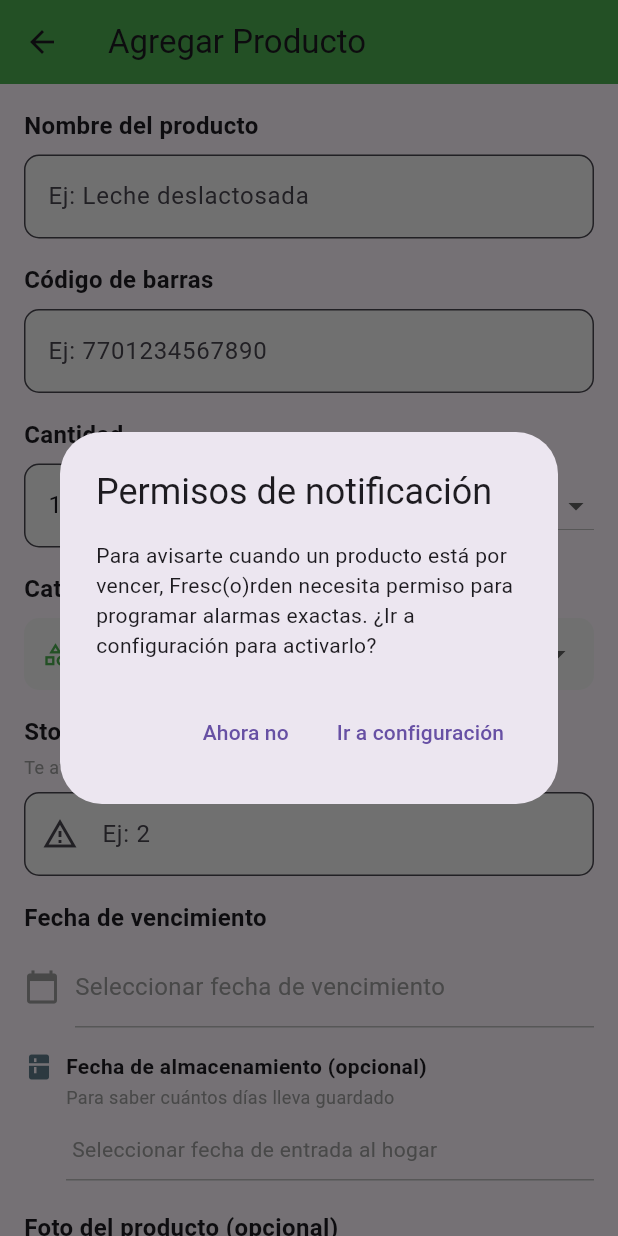
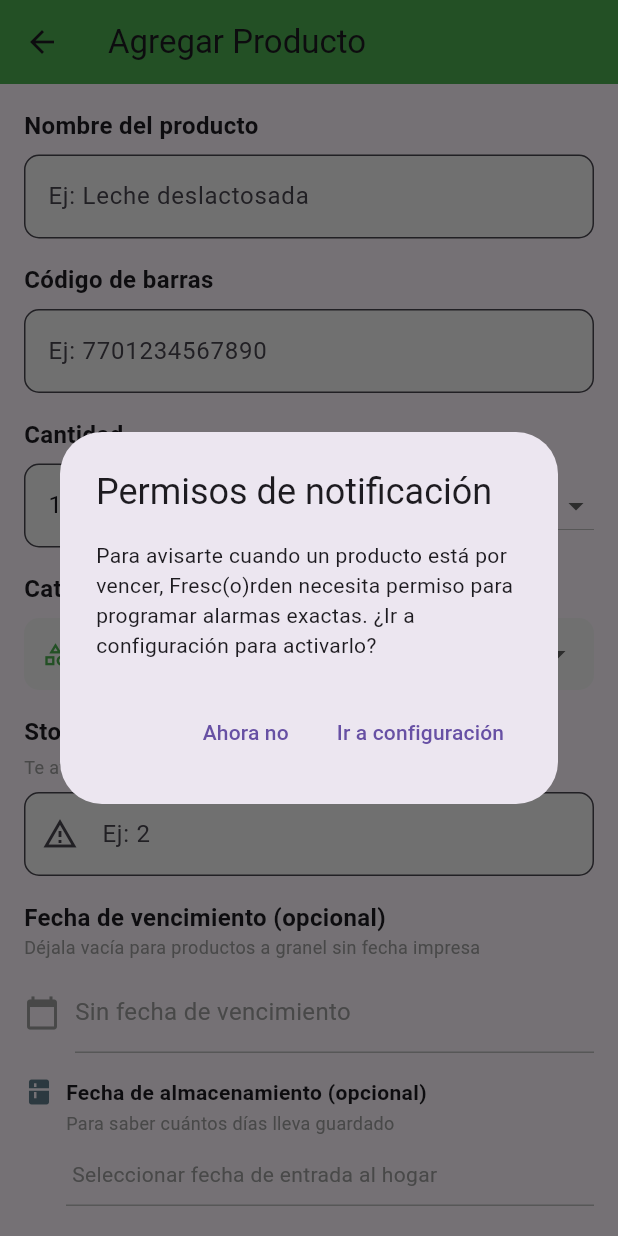
Before and after one commit to AySuvx/Frescorden-App, a Flutter app: the AddProductScreen screen opened directly with empty values, on a phone screen of 412 x 824 dp. Run offline on Flutter 3.47's test engine with Material 3 defaults, Android fonts, the phone set to English and light mode, and no system bars; our stand-ins replace cloud_firestore, device_info_plus, firebase_auth, firebase_core, fl_chart, flutter_local_notifications and 7 more; missing offline and left inert: android_alarm_manager_plus, android_intent_plus; accounts and stored records are empty.

Commit message:
feat(product): fecha de vencimiento opcional para registro a granel
Product/ProductModel ya declaraban expirationDate como DateTime? (nada que
cambiar ahi) - la restriccion real vivia en la validacion de
AddProductScreen, que bloqueaba el guardado sin fecha para TODO producto.

- add_product_screen.dart: quita la validacion obligatoria; guarda de
  '_scheduleNotification(name, _expiryDate!)' (crasheaba con fecha nula)
  a un guard 'if (_expiryDate != null)'. Etiqueta del campo pasa a
  'Fecha de vencimiento (opcional)' con nota explicativa, y agrega boton
  para limpiar la fecha ya elegida (mismo patron que el campo entryDate).
- productos_screen.dart: 'Expira en: 0 dias' era enganoso para productos
  sin fecha (el campo ausente se interpretaba como 'vence hoy'). Ahora
  daysRemaining es int? y sin fecha muestra 'Sin fecha de vencimiento'
  en gris neutro en vez de una alerta de vencimiento falsa.

flutter analyze sin issues; flutter test 4/4 passed.

Co-Authored-By: Claude Sonnet 5 <noreply@anthropic.com>
Claude-Session: https://claude.ai/code/session_01R1jHz88kLi7u5awXm4ZvNr

```diff
--- a/lib/screens/add_product_screen.dart
+++ b/lib/screens/add_product_screen.dart
@@ -1,11 +1,11 @@
 // lib/screens/add_product_screen.dart
 //
-// FASE 2 — Clean Architecture:
+// Clean Architecture:
 // El método _guardarProducto ya no accede a FirebaseFirestore.instance.
 // Delega el upsert a ProductProvider.saveProduct(), que centraliza
 // la lógica de "crear o acumular" en un solo lugar.
-// Todo lo demás (notificaciones, imagen, cámara, permisos) permanece.
-// exactamente igual que en Fase 1. Los bugs #1 #2 #4 siguen corregidos.
+// Todo lo demás (notificaciones, imagen, cámara, permisos) no cambia.
+// Los bugs #1 #2 #4 siguen corregidos.
 
 import 'dart:io';
 import 'package:flutter/material.dart';
@@ -29,7 +29,7 @@ class AddProductScreen extends StatefulWidget {
   final Map<String, dynamic>? initialProduct;
   final bool isManualAdd;
 
-  /// Fase 2 — Limpieza de escáner: al eliminarse el flujo de escaneo, todo
+  /// Limpieza de escáner: al eliminarse el flujo de escaneo, todo
   /// alta de producto nuevo es manual. Este flag distingue el registro a
   /// granel (perecederos de plaza/mercado, ej. tomate, papa) del alta
   /// estándar por categoría: preselecciona "Frutas y verduras", unidad "kg"
@@ -60,11 +60,11 @@ class _AddProductScreenState extends State<AddProductScreen> {
   String _selectedUnit = 'unidad';
   File? _imageFile;
   DateTime? _expiryDate;
-  DateTime? _entryDate; // FASE 3: fecha de entrada al inventario (opcional en UI, obligatoria en el dominio)
-  bool _isBulk = false; // FASE 3: registro a granel (perecederos de plaza/mercado)
-  FoodCategory _selectedCategory = FoodCategory.otros; // PASO 2
+  DateTime? _entryDate; // fecha de entrada al inventario (opcional en UI, obligatoria en el dominio)
+  bool _isBulk = false; // registro a granel (perecederos de plaza/mercado)
+  FoodCategory _selectedCategory = FoodCategory.otros;
   final TextEditingController _minStockController =
-      TextEditingController(); // PASO 2: stock mínimo (opcional)
+      TextEditingController(); // stock mínimo (opcional)
   final picker = ImagePicker();
   final FlutterLocalNotificationsPlugin _notifPlugin =
       FlutterLocalNotificationsPlugin();
@@ -98,7 +98,7 @@ class _AddProductScreenState extends State<AddProductScreen> {
           widget.initialProduct!['expirationDate'],
         );
       }
-      // FASE 3: cargar entryDate al editar (con fallback al nombre legacy
+      // cargar entryDate al editar (con fallback al nombre legacy
       // 'storedAt', igual criterio que ProductModel._fromMap).
       final entryDateStr = widget.initialProduct!['entryDate'] as String? ??
           widget.initialProduct!['storedAt'] as String?;
@@ -106,7 +106,7 @@ class _AddProductScreenState extends State<AddProductScreen> {
         _entryDate = DateTime.tryParse(entryDateStr);
       }
       _isBulk = widget.initialProduct!['isBulk'] as bool? ?? false;
-      // PASO 2: cargar categoría y stock mínimo al editar
+      // cargar categoría y stock mínimo al editar
       _selectedCategory = FoodCategory.fromName(
         widget.initialProduct!['category'] as String?,
       );
@@ -254,7 +254,7 @@ class _AddProductScreenState extends State<AddProductScreen> {
     }
   }
 
-  // ─── FASE 2: _guardarProducto ya no toca Firestore directamente ──────────
+  // ─── _guardarProducto ya no toca Firestore directamente ──────────
   Future<void> _guardarProducto() async {
     if (_isSaving) return;
     setState(() => _isSaving = true);
@@ -275,13 +275,12 @@ class _AddProductScreenState extends State<AddProductScreen> {
       return;
     }
 
-    if (_expiryDate == null) {
-      _showSnack('Por favor, selecciona una fecha de vencimiento');
-      setState(() => _isSaving = false);
-      return;
-    }
+    // La fecha de vencimiento es opcional: muchos productos a granel
+    // (frutas/verduras de plaza) no traen una fecha impresa. Cuando no se
+    // especifica, el producto simplemente no dispara alertas de vencimiento
+    // ni notificación (ver más abajo) — se sigue trazando por entryDate.
 
-    // PASO 2: el stock mínimo es opcional, pero si se escribe algo debe ser
+    // el stock mínimo es opcional, pero si se escribe algo debe ser
     // un entero válido y no negativo.
     final minStockText = _minStockController.text.trim();
     int? minStock;
@@ -304,20 +303,24 @@ class _AddProductScreenState extends State<AddProductScreen> {
         'unit': _selectedUnit,
         'imagePath': _imageFile?.path,
         'expirationDate': _expiryDate?.toIso8601String(),
-        // FASE 3 — entryDate es obligatoria en el dominio: si el usuario no
+        // entryDate es obligatoria en el dominio: si el usuario no
         // eligió una fecha de entrada explícita, se usa el momento de
         // guardado (mismo criterio de fallback que ProductModel._fromMap).
         'entryDate': (_entryDate ?? DateTime.now()).toIso8601String(),
-        'isBulk': _isBulk, // FASE 3
-        'category': _selectedCategory.name, // PASO 2
-        if (minStock != null) 'minStock': minStock, // PASO 2
+        'isBulk': _isBulk,
+        'category': _selectedCategory.name,
+        if (minStock != null) 'minStock': minStock,
       };
 
-      // Delegar al provider (Fase 2) — sin Firestore directo
+      // Delegar al provider — sin Firestore directo
       await context.read<ProductProvider>().saveProduct(productoMap);
 
-      // Notificación: lógica de presentación, se mantiene aquí
+      // Notificación: lógica de presentación, se mantiene aquí. Sin fecha
+      // de vencimiento no hay nada que programar (era _expiryDate! antes,
+      // lo que crasheaba en cuanto la fecha dejó de ser obligatoria).
+      if (_expiryDate != null) {
         await _scheduleNotification(name, _expiryDate!);
+      }
 
       // Callback opcional (inicio_screen ya no lo usa para Firestore,
       // pero se mantiene por si otras pantallas dependen de él)
@@ -369,14 +372,25 @@ class _AddProductScreenState extends State<AddProductScreen> {
               decoration: BoxDecoration(
                 border: Border(bottom: BorderSide(color: Colors.grey.shade400)),
               ),
+              child: Row(
+                children: [
+                  Expanded(
                     child: Text(
                       _expiryDate == null
-                    ? 'Seleccionar fecha de vencimiento'
+                          ? 'Sin fecha de vencimiento'
                           : 'Vence el: ${_expiryDate!.day}/${_expiryDate!.month}/${_expiryDate!.year}',
                       style: TextStyle(
                         fontSize: 16,
                         color: _expiryDate == null ? Colors.grey : Colors.black,
                       ),
+                    ),
+                  ),
+                  if (_expiryDate != null)
+                    GestureDetector(
+                      onTap: () => setState(() => _expiryDate = null),
+                      child: const Icon(Icons.clear, size: 18, color: Colors.grey),
+                    ),
+                ],
               ),
             ),
           ),
@@ -480,7 +494,7 @@ class _AddProductScreenState extends State<AddProductScreen> {
             ),
             const SizedBox(height: 16),
 
-            // ── PASO 2: Categoría del alimento ────────────────────────────────
+            // ── Categoría del alimento ────────────────────────────────
             const Text(
               'Categoría',
               style: TextStyle(fontSize: 16, fontWeight: FontWeight.bold),
@@ -522,7 +536,7 @@ class _AddProductScreenState extends State<AddProductScreen> {
             ),
             const SizedBox(height: 16),
 
-            // ── PASO 2: Alerta de Stock mínimo (opcional) ─────────────────────
+            // ── Alerta de Stock mínimo (opcional) ─────────────────────
             const Text(
               'Stock mínimo (opcional)',
               style: TextStyle(fontSize: 16, fontWeight: FontWeight.bold),
@@ -549,14 +563,18 @@ class _AddProductScreenState extends State<AddProductScreen> {
             const SizedBox(height: 16),
 
             const Text(
-              'Fecha de vencimiento',
+              'Fecha de vencimiento (opcional)',
               style: TextStyle(fontSize: 16, fontWeight: FontWeight.bold),
+            ),
+            const Text(
+              'Déjala vacía para productos a granel sin fecha impresa',
+              style: TextStyle(fontSize: 12, color: Colors.grey),
             ),
             const SizedBox(height: 8),
             _buildExpiryDatePicker(),
             const SizedBox(height: 16),
 
-            // ── FASE 3: Fecha de almacenamiento ──────────────────────────────
+            // ── Fecha de almacenamiento ──────────────────────────────
             Row(
               crossAxisAlignment: CrossAxisAlignment.start,
               children: [
```
Also changed, not shown: lib/screens/productos_screen.dart (+26 -21 lines). Lines whose indentation alone changed are shown as unchanged.
